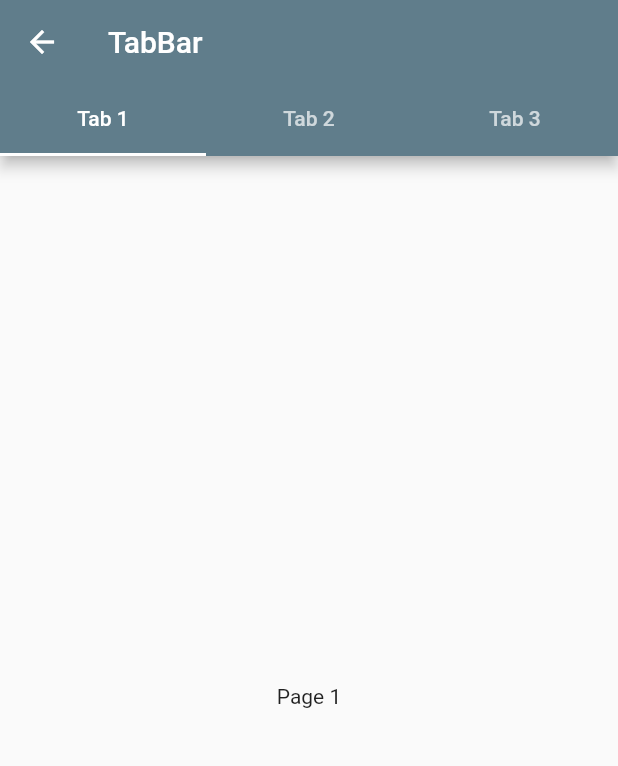
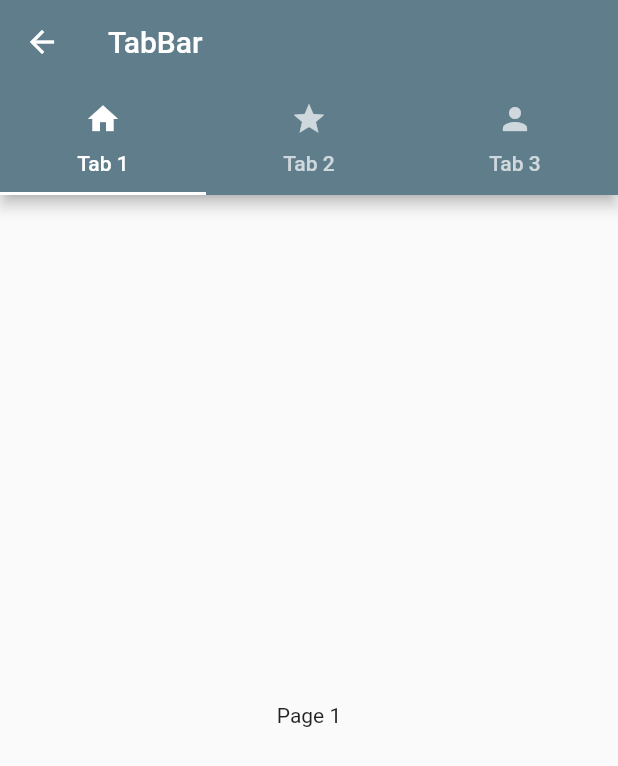
Before and after one commit to gulsenkeskin/custom_widgets, a Flutter app: the TabBarPage screen opened by its route, on a phone screen of 412 x 824 dp. Shown: the top 766 px of the screen. Run offline on Flutter 3.47's test engine with Material 2 defaults, Android fonts, the phone set to English and light mode, and no system bars.

Commit message:
Update tabbar.dart

```diff
--- a/lib/src/pages/tabbar.dart
+++ b/lib/src/pages/tabbar.dart
@@ -11,11 +11,18 @@ class TabBarPage extends StatelessWidget {
             title: const Text('TabBar'),
             bottom: const TabBar(
               tabs: [
-                Tab(text: 'Tab 1'),
+                Tab(
+                  text: 'Tab 1',
+                  icon: Icon(Icons.home),
+                ),
                 Tab(
                   text: 'Tab 2',
+                  icon: Icon(Icons.star),
                 ),
-                Tab(text: 'Tab 3')
+                Tab(
+                  text: 'Tab 3',
+                  icon: Icon(Icons.person),
+                )
               ],
             ),
           ),
```
